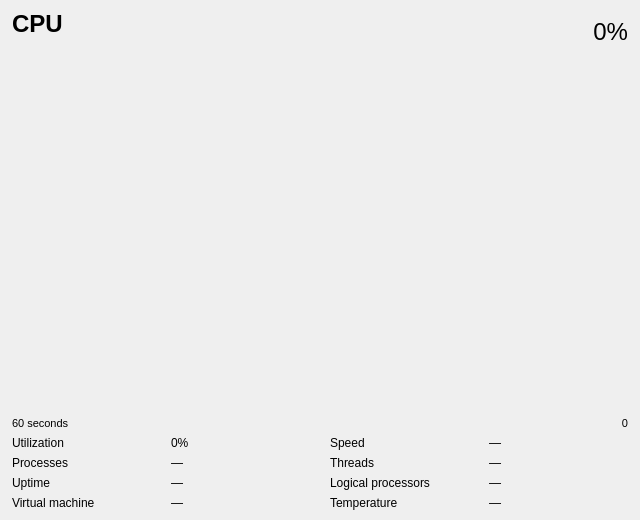
First picture: the form in src/perf/cpudetailwidget.ui, repository Kikkiu17/TuxManager, before the edit.
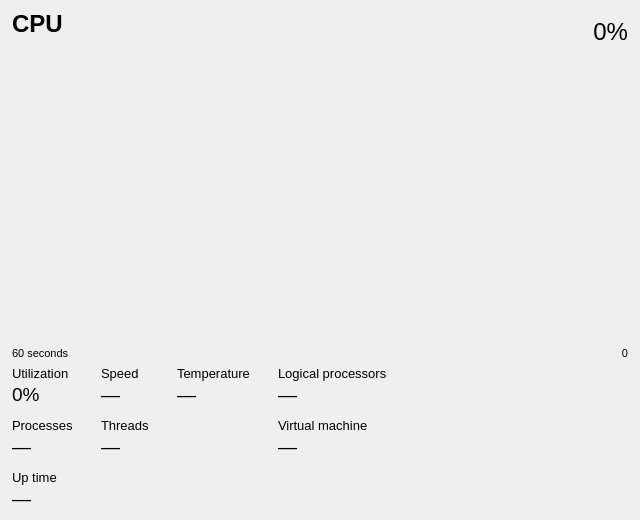
Second picture: the form after the edit.

Commit message: refactor: update detail widget layouts and styling for nested grid items

Diff of the .ui file:
```diff
--- a/src/perf/cpudetailwidget.ui
+++ b/src/perf/cpudetailwidget.ui
@@ -84,33 +84,162 @@
    <!-- Stats grid: 3 columns of label/value pairs -->
    <item>
     <layout class="QGridLayout" name="statsGrid">
-     <property name="horizontalSpacing"><number>20</number></property>
-     <property name="verticalSpacing"><number>6</number></property>
+     <property name="horizontalSpacing"><number>28</number></property>
+     <property name="verticalSpacing"><number>12</number></property>
 
-     <!-- Row 0 -->
-     <item row="0" column="0"><widget class="QLabel"><property name="text"><string>Utilization</string></property><property name="styleSheet"><string></string></property></widget></item>
-     <item row="0" column="1"><widget class="QLabel" name="statUtilValue"><property name="text"><string>0%</string></property></widget></item>
-     <item row="0" column="2"><widget class="QLabel"><property name="text"><string>Speed</string></property><property name="styleSheet"><string></string></property></widget></item>
-     <item row="0" column="3"><widget class="QLabel" name="statSpeedValue"><property name="text"><string>—</string></property></widget></item>
+     <!-- Column 0 -->
+     <item row="0" column="0">
+      <layout class="QVBoxLayout" name="utilLayout">
+       <property name="spacing"><number>2</number></property>
+       <item>
+        <widget class="QLabel" name="utilLabel">
+         <property name="text"><string>Utilization</string></property>
+         <property name="styleSheet"><string>font-size: 10pt;</string></property>
+        </widget>
+       </item>
+       <item>
+        <widget class="QLabel" name="statUtilValue">
+         <property name="text"><string>0%</string></property>
+         <property name="styleSheet"><string>font-size: 14pt;</string></property>
+        </widget>
+       </item>
+      </layout>
+     </item>
+     <item row="1" column="0">
+      <layout class="QVBoxLayout" name="processesLayout">
+       <property name="spacing"><number>2</number></property>
+       <item>
+        <widget class="QLabel" name="processesLabel">
+         <property name="text"><string>Processes</string></property>
+         <property name="styleSheet"><string>font-size: 10pt;</string></property>
+        </widget>
+       </item>
+       <item>
+        <widget class="QLabel" name="statProcessesValue">
+         <property name="text"><string>—</string></property>
+         <property name="styleSheet"><string>font-size: 14pt;</string></property>
+        </widget>
+       </item>
+      </layout>
+     </item>
+     <item row="2" column="0">
+      <layout class="QVBoxLayout" name="uptimeLayout">
+       <property name="spacing"><number>2</number></property>
+       <item>
+        <widget class="QLabel" name="uptimeLabel">
+         <property name="text"><string>Up time</string></property>
+         <property name="styleSheet"><string>font-size: 10pt;</string></property>
+        </widget>
+       </item>
+       <item>
+        <widget class="QLabel" name="statUptimeValue">
+         <property name="text"><string>—</string></property>
+         <property name="styleSheet"><string>font-size: 14pt;</string></property>
+        </widget>
+       </item>
+      </layout>
+     </item>
 
-     <!-- Row 1 -->
-     <item row="1" column="0"><widget class="QLabel"><property name="text"><string>Processes</string></property><property name="styleSheet"><string></string></property></widget></item>
-     <item row="1" column="1"><widget class="QLabel" name="statProcessesValue"><property name="text"><string>—</string></property></widget></item>
-     <item row="1" column="2"><widget class="QLabel"><property name="text"><string>Threads</string></property><property name="styleSheet"><string></string></property></widget></item>
-     <item row="1" column="3"><widget class="QLabel" name="statThreadsValue"><property name="text"><string>—</string></property></widget></item>
+     <!-- Column 1 -->
+     <item row="0" column="1">
+      <layout class="QVBoxLayout" name="speedLayout">
+       <property name="spacing"><number>2</number></property>
+       <item>
+        <widget class="QLabel" name="speedLabel">
+         <property name="text"><string>Speed</string></property>
+         <property name="styleSheet"><string>font-size: 10pt;</string></property>
+        </widget>
+       </item>
+       <item>
+        <widget class="QLabel" name="statSpeedValue">
+         <property name="text"><string>—</string></property>
+         <property name="styleSheet"><string>font-size: 14pt;</string></property>
+        </widget>
+       </item>
+      </layout>
+     </item>
+     <item row="1" column="1">
+      <layout class="QVBoxLayout" name="threadsLayout">
+       <property name="spacing"><number>2</number></property>
+       <item>
+        <widget class="QLabel" name="threadsLabel">
+         <property name="text"><string>Threads</string></property>
+         <property name="styleSheet"><string>font-size: 10pt;</string></property>
+        </widget>
+       </item>
+       <item>
+        <widget class="QLabel" name="statThreadsValue">
+         <property name="text"><string>—</string></property>
+         <property name="styleSheet"><string>font-size: 14pt;</string></property>
+        </widget>
+       </item>
+      </layout>
+     </item>
 
-     <!-- Row 2 -->
-     <item row="2" column="0"><widget class="QLabel"><property name="text"><string>Uptime</string></property><property name="styleSheet"><string></string></property></widget></item>
-     <item row="2" column="1"><widget class="QLabel" name="statUptimeValue"><property name="text"><string>—</string></property></widget></item>
-     <item row="2" column="2"><widget class="QLabel"><property name="text"><string>Logical processors</string></property><property name="styleSheet"><string></string></property></widget></item>
-     <item row="2" column="3"><widget class="QLabel" name="statLogicalCpusValue"><property name="text"><string>—</string></property></widget></item>
+     <!-- Column 2 -->
+     <item row="0" column="2">
+      <layout class="QVBoxLayout" name="tempLayout">
+       <property name="spacing"><number>2</number></property>
+       <item>
+        <widget class="QLabel" name="tempLabel">
+         <property name="text"><string>Temperature</string></property>
+         <property name="styleSheet"><string>font-size: 10pt;</string></property>
+        </widget>
+       </item>
+       <item>
+        <widget class="QLabel" name="statTempValue">
+         <property name="text"><string>—</string></property>
+         <property name="styleSheet"><string>font-size: 14pt;</string></property>
+        </widget>
+       </item>
+      </layout>
+     </item>
 
-     <!-- Row 3 -->
-     <item row="3" column="0"><widget class="QLabel"><property name="text"><string>Virtual machine</string></property><property name="styleSheet"><string></string></property></widget></item>
-     <item row="3" column="1"><widget class="QLabel" name="statVmValue"><property name="text"><string>—</string></property></widget></item>
-     <item row="3" column="2"><widget class="QLabel"><property name="text"><string>Temperature</string></property><property name="styleSheet"><string></string></property></widget></item>
-     <item row="3" column="3"><widget class="QLabel" name="statTempValue"><property name="text"><string>—</string></property></widget></item>
+     <!-- Column 3 -->
+     <item row="0" column="3">
+      <layout class="QVBoxLayout" name="logicalCpusLayout">
+       <property name="spacing"><number>2</number></property>
+       <item>
+        <widget class="QLabel" name="logicalCpusLabel">
+         <property name="text"><string>Logical processors</string></property>
+         <property name="styleSheet"><string>font-size: 10pt;</string></property>
+        </widget>
+       </item>
+       <item>
+        <widget class="QLabel" name="statLogicalCpusValue">
+         <property name="text"><string>—</string></property>
+         <property name="styleSheet"><string>font-size: 14pt;</string></property>
+        </widget>
+       </item>
+      </layout>
+     </item>
+     <item row="1" column="3">
+      <layout class="QVBoxLayout" name="vmLayout">
+       <property name="spacing"><number>2</number></property>
+       <item>
+        <widget class="QLabel" name="vmLabel">
+         <property name="text"><string>Virtual machine</string></property>
+         <property name="styleSheet"><string>font-size: 10pt;</string></property>
+        </widget>
+       </item>
+       <item>
+        <widget class="QLabel" name="statVmValue">
+         <property name="text"><string>—</string></property>
+         <property name="styleSheet"><string>font-size: 14pt;</string></property>
+        </widget>
+       </item>
+      </layout>
+     </item>
 
+     <!-- Spacer Column 4 -->
+     <item row="0" column="4">
+      <spacer name="statsGridSpacer">
+       <property name="orientation"><enum>Qt::Horizontal</enum></property>
+       <property name="sizeHint" stdset="0">
+        <size><width>40</width><height>20</height></size>
+       </property>
+      </spacer>
+     </item>
     </layout>
    </item>
 
```
Left out of the diff: 2 changed lines with no effect on the pictures. The commit also changes 15 other files.
